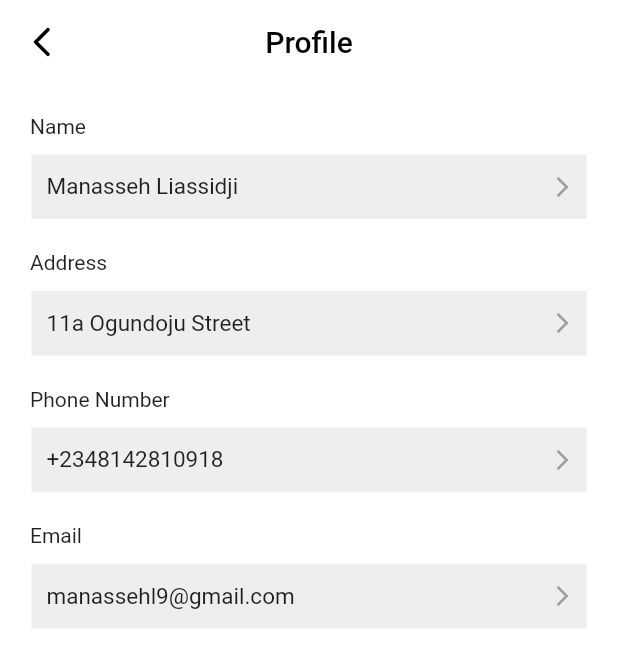
After one commit to manassehl9/billers, a Flutter app: the PersonalInfoScreen screen opened directly, on a phone screen of 412 x 824 dp. The commit adds this screen. Shown: the top 667 px of the screen. Run offline on Flutter 3.47's test engine with Material 2 defaults, Android fonts, the phone set to English and light mode, and no system bars; our stand-ins replace bloc, cloud_firestore, equatable, firebase_auth, flare_flutter, flutter_bloc and 5 more; accounts and stored records are empty; Roboto replaces fonts that are missing (WorkSans).

Commit message:
created personal information page

```diff
--- /dev/null
+++ b/lib/screens/settings/personal_info/edit_name/edit_name_screen.dart
@@ -0,0 +1,26 @@
+import 'package:flutter/material.dart';
+
+class EditNameScreen extends StatefulWidget {
+  @override
+  _EditNameScreenState createState() => _EditNameScreenState();
+}
+
+class _EditNameScreenState extends State<EditNameScreen> {
+  @override
+  Widget build(BuildContext context) {
+    return Scaffold(
+      backgroundColor: Colors.white,
+      appBar: AppBar(
+        iconTheme: IconThemeData(
+          color: Colors.black,
+        ),
+        backgroundColor: Colors.white,
+        title: Text(
+          'Your Name',
+          style: TextStyle(color: Colors.black),
+        ),
+        elevation: 0.0,
+      ),
+    );
+  }
+}
--- /dev/null
+++ b/lib/screens/settings/personal_info/personal_info_screen.dart
@@ -0,0 +1,181 @@
+import 'package:flutter/material.dart';
+
+class PersonalInfoScreen extends StatefulWidget {
+  @override
+  _PersonalInfoScreenState createState() => _PersonalInfoScreenState();
+}
+
+class _PersonalInfoScreenState extends State<PersonalInfoScreen> {
+  @override
+  Widget build(BuildContext context) {
+    return Scaffold(
+      backgroundColor: Colors.white,
+      appBar: AppBar(
+        iconTheme: IconThemeData(
+          color: Colors.black,
+        ),
+        backgroundColor: Colors.white,
+        title: Text(
+          'Profile',
+          style: TextStyle(color: Colors.black),
+        ),
+        elevation: 0.0,
+      ),
+      body: SingleChildScrollView(
+        child: Container(
+          padding: EdgeInsets.all(20),
+          child: Column(
+            crossAxisAlignment: CrossAxisAlignment.start,
+            children: <Widget>[
+              Text('Name'),
+              SizedBox(
+                height: 10,
+              ),
+              Container(
+                width: MediaQuery.of(context).size.width,
+                height: 45.0,
+                decoration: BoxDecoration(
+                    border: Border.all(color: Colors.white),
+                    color: Colors.grey[200]),
+                child: Row(
+                  mainAxisAlignment: MainAxisAlignment.spaceBetween,
+                  children: <Widget>[
+                    Padding(
+                      padding: const EdgeInsets.all(10.0),
+                      child: Align(
+                        alignment: Alignment.centerLeft,
+                        child: Text(
+                          'Manasseh Liassidji',
+                          style: TextStyle(fontSize: 15),
+                        ),
+                      ),
+                    ),
+                    Padding(
+                      padding: const EdgeInsets.all(8.0),
+                      child: Icon(
+                        Icons.arrow_forward_ios,
+                        size: 16.0,
+                        color: Colors.grey,
+                      ),
+                    ),
+                  ],
+                ),
+              ),
+              SizedBox(
+                height: 20,
+              ),
+              Text('Address'),
+              SizedBox(
+                height: 10,
+              ),
+              Container(
+                width: MediaQuery.of(context).size.width,
+                height: 45.0,
+                decoration: BoxDecoration(
+                    border: Border.all(color: Colors.white),
+                    color: Colors.grey[200]),
+                child: Row(
+                  mainAxisAlignment: MainAxisAlignment.spaceBetween,
+                  children: <Widget>[
+                    Padding(
+                      padding: const EdgeInsets.all(10.0),
+                      child: Align(
+                        alignment: Alignment.centerLeft,
+                        child: Text(
+                          '11a Ogundoju Street',
+                          style: TextStyle(fontSize: 15),
+                        ),
+                      ),
+                    ),
+                    Padding(
+                      padding: const EdgeInsets.all(8.0),
+                      child: Icon(
+                        Icons.arrow_forward_ios,
+                        size: 16.0,
+                        color: Colors.grey,
+                      ),
+                    ),
+                  ],
+                ),
+              ),
+              SizedBox(
+                height: 20,
+              ),
+              Text('Phone Number'),
+              SizedBox(
+                height: 10,
+              ),
+              Container(
+                width: MediaQuery.of(context).size.width,
+                height: 45.0,
+                decoration: BoxDecoration(
+                    border: Border.all(color: Colors.white),
+                    color: Colors.grey[200]),
+                child: Row(
+                  mainAxisAlignment: MainAxisAlignment.spaceBetween,
+                  children: <Widget>[
+                    Padding(
+                      padding: const EdgeInsets.all(10.0),
+                      child: Align(
+                        alignment: Alignment.centerLeft,
+                        child: Text(
+                          '+2348142810918',
+                          style: TextStyle(fontSize: 15),
+                        ),
+                      ),
+                    ),
+                    Padding(
+                      padding: const EdgeInsets.all(8.0),
+                      child: Icon(
+                        Icons.arrow_forward_ios,
+                        size: 16.0,
+                        color: Colors.grey,
+                      ),
+                    ),
+                  ],
+                ),
+              ),
+              SizedBox(
+                height: 20,
+              ),
+              Text('Email'),
+              SizedBox(
+                height: 10,
+              ),
+              Container(
+                width: MediaQuery.of(context).size.width,
+                height: 45.0,
+                decoration: BoxDecoration(
+                    border: Border.all(color: Colors.white),
+                    color: Colors.grey[200]),
+                child: Row(
+                  mainAxisAlignment: MainAxisAlignment.spaceBetween,
+                  children: <Widget>[
+                    Padding(
+                      padding: const EdgeInsets.all(10.0),
+                      child: Align(
+                        alignment: Alignment.centerLeft,
+                        child: Text(
+                          'manassehl9@gmail.com',
+                          style: TextStyle(fontSize: 15),
+                        ),
+                      ),
+                    ),
+                    Padding(
+                      padding: const EdgeInsets.all(8.0),
+                      child: Icon(
+                        Icons.arrow_forward_ios,
+                        size: 16.0,
+                        color: Colors.grey,
+                      ),
+                    ),
+                  ],
+                ),
+              ),
+            ],
+          ),
+        ),
+      ),
+    );
+  }
+}
--- a/lib/screens/settings/settings_screen.dart
+++ b/lib/screens/settings/settings_screen.dart
@@ -1,4 +1,5 @@
 import 'package:flutter/material.dart';
+import 'package:payment_app/screens/settings/personal_info/personal_info_screen.dart';
 
 class SettingsScreen extends StatefulWidget {
   @override
@@ -63,7 +64,17 @@ class _SettingsScreenState extends State<SettingsScreen> {
                 child: Column(
                   children: <Widget>[
                     // Edit Profile
-                    Row(
+
+                    GestureDetector(
+                      onTap: () {
+                        Navigator.push(
+                          context,
+                          MaterialPageRoute(
+                            builder: (context) => PersonalInfoScreen(),
+                          ),
+                        );
+                      },
+                      child: Row(
                         mainAxisAlignment: MainAxisAlignment.spaceBetween,
                         children: <Widget>[
                           Row(
@@ -85,6 +96,7 @@ class _SettingsScreenState extends State<SettingsScreen> {
                             color: Colors.grey,
                           ),
                         ],
+                      ),
                     ),
                     // Edit Profile End
                     SizedBox(
```
Also changed, not shown: lib/screens/home/home_screen.dart (+6 -5 lines). Lines whose indentation alone changed are shown as unchanged.
